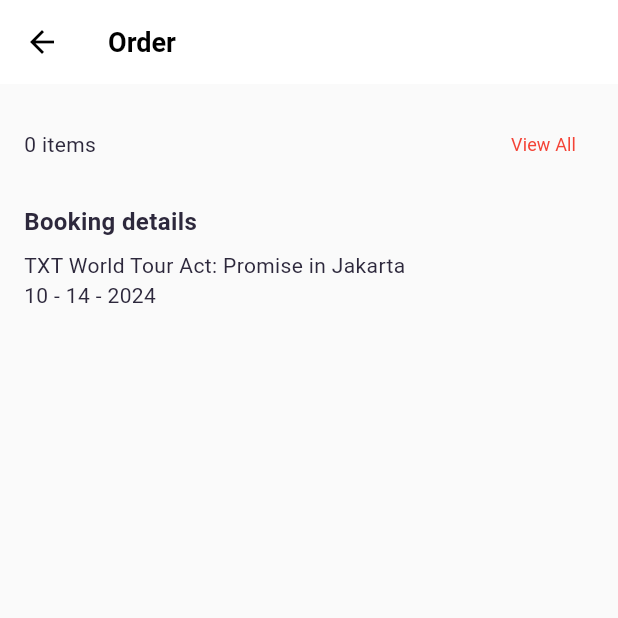
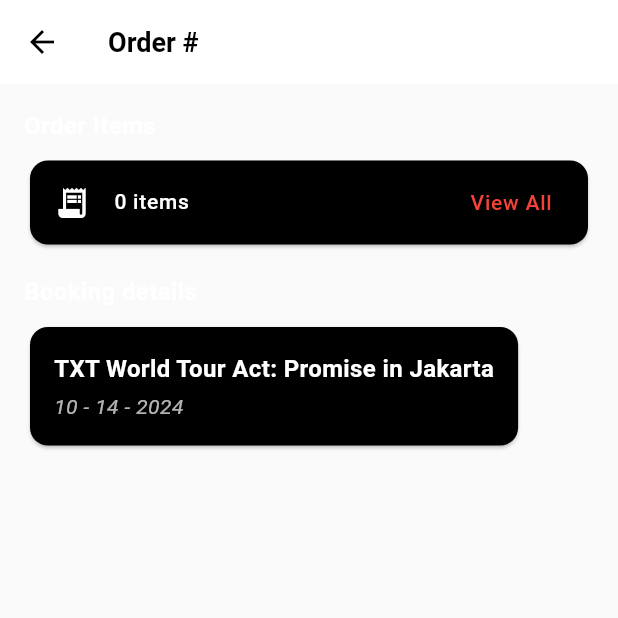
Before and after one commit to TI-3D/fest-ticketing-app, a Flutter app: the OrdersDetailPage screen opened directly with empty values, on a phone screen of 412 x 824 dp, the top half of it. Run offline on Flutter 3.47's test engine with Material 3 defaults, Android fonts, the phone set to English and light mode, and no system bars; our stand-ins replace dio, equatable, firebase_core, flutter_bloc, flutter_svg, get_it and 2 more; accounts and stored records are empty; Roboto replaces fonts that are missing (CircularStd).

Commit message:
Edit Orders

```diff
--- a/lib/presentation/orders/screen/orders.dart
+++ b/lib/presentation/orders/screen/orders.dart
@@ -1,4 +1,4 @@
-import 'package:flutter/material.dart';
+ import 'package:flutter/material.dart';
 import 'package:fest_ticketing/presentation/orders/screen/orders_detail.dart';
 
 class OrdersPage extends StatelessWidget {
--- a/lib/presentation/orders/screen/orders_detail.dart
+++ b/lib/presentation/orders/screen/orders_detail.dart
@@ -9,7 +9,7 @@
   Widget build(BuildContext context) {
     return Scaffold(
       appBar: AppBar(
-        title: Text("Order ${order['orderId']}"),
+        title: Text("Order #${order['orderId']}"),
         backgroundColor: Colors.white,
         elevation: 0,
         titleTextStyle: const TextStyle(
@@ -27,26 +27,70 @@
         child: Column(
           crossAxisAlignment: CrossAxisAlignment.start,
           children: [
-            Row(
-              mainAxisAlignment: MainAxisAlignment.spaceBetween,
-              children: [
-                Text("${order['itemsCount']} items"),
-                TextButton(
-                  onPressed: () {
-                    // Action for "View All" button
-                  },
-                  child: const Text("View All", style: TextStyle(color: Colors.red)),
+            const Text(
+              "Order Items",
+              style: TextStyle(
+                fontSize: 16,
+                fontWeight: FontWeight.bold,
+                color: Colors.white, // Changed to white
+              ),
+            ),
+            const SizedBox(height: 8),
+            Card(
+              color: Colors.black, // Changed card color to black
+              child: ListTile(
+                leading: const Icon(Icons.receipt_long,
+                    color: Colors.white), // Changed icon color to white
+                title: Text(
+                  "${order['itemsCount']} items",
+                  style: const TextStyle(
+                      color: Colors.white,
+                      fontSize: 14), // Changed text color to white
                 ),
-              ],
+                trailing: const Text(
+                  "View All",
+                  style: TextStyle(color: Colors.red, fontSize: 14),
+                ),
+              ),
             ),
             const SizedBox(height: 16),
             const Text(
               "Booking details",
-              style: TextStyle(fontSize: 16, fontWeight: FontWeight.bold),
+              style: TextStyle(
+                fontSize: 16,
+                fontWeight: FontWeight.bold,
+                color: Colors.white, // Changed to white
+              ),
             ),
             const SizedBox(height: 8),
-            const Text("TXT World Tour Act: Promise in Jakarta"),
-            const Text("10 - 14 - 2024"),
+            Card(
+              color: Colors.black, // Changed card color to black
+              child: Padding(
+                padding: const EdgeInsets.all(16),
+                child: Column(
+                  crossAxisAlignment: CrossAxisAlignment.start,
+                  children: const [
+                    Text(
+                      "TXT World Tour Act: Promise in Jakarta",
+                      style: TextStyle(
+                        fontSize: 16,
+                        fontWeight: FontWeight.bold,
+                        color: Colors.white, // Changed text color to white
+                      ),
+                    ),
+                    SizedBox(height: 4),
+                    Text(
+                      "10 - 14 - 2024",
+                      style: TextStyle(
+                        fontSize: 14,
+                        fontStyle: FontStyle.italic,
+                        color: Colors.white70, // Changed to a lighter grey
+                      ),
+                    ),
+                  ],
+                ),
+              ),
+            ),
           ],
         ),
       ),
```
